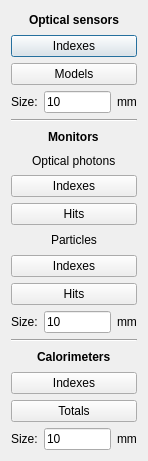
Above: ants3bundle/src/ants3/gui/geom/ashownumbersdialog.ui from andrmor/ANTS3bundle before the change. Below: the same form after it.
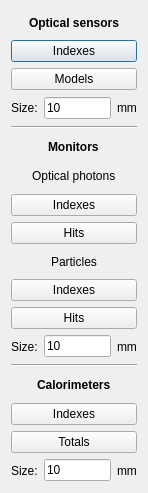
That is the form after the change.

```diff
--- a/ants3bundle/src/ants3/gui/geom/ashownumbersdialog.ui
+++ b/ants3bundle/src/ants3/gui/geom/ashownumbersdialog.ui
@@ -7,7 +7,7 @@
     <x>0</x>
     <y>0</y>
     <width>148</width>
-    <height>461</height>
+    <height>493</height>
    </rect>
   </property>
   <property name="windowTitle">
```
